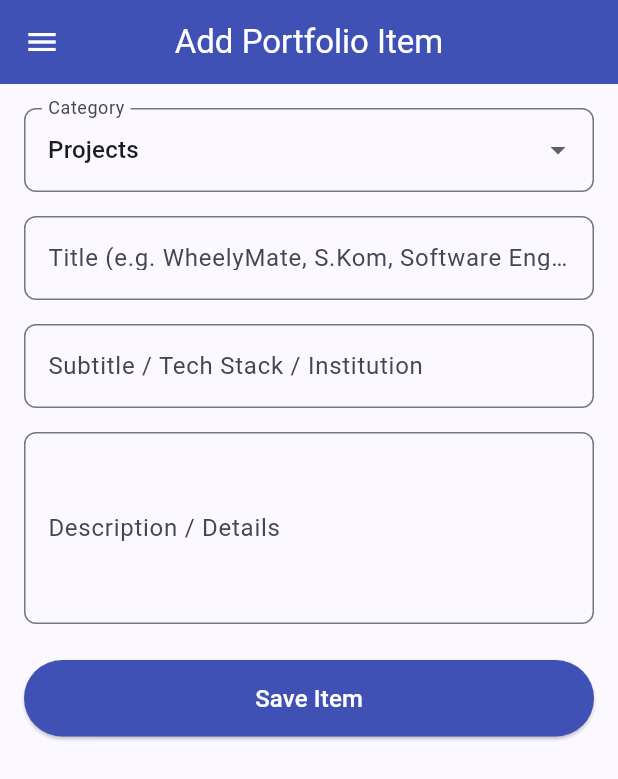
After one commit to celinenn/myportfolio-mobile, a Flutter app: the ItemFormPage screen opened directly, on a phone screen of 412 x 824 dp. The commit adds this screen. Shown: the top 779 px of the screen. Run offline on Flutter 3.47's test engine with Material 3 defaults, Android fonts, the phone set to English and light mode, and no system bars.

Commit message:
feat: implement item_form.dart for all sections

```diff
--- /dev/null
+++ b/lib/item_form.dart
@@ -0,0 +1,171 @@
+import 'package:flutter/material.dart';
+import 'package:myportfolio_mobile/widgets/left_drawer.dart';
+
+class ItemFormPage extends StatefulWidget {
+  const ItemFormPage({super.key});
+
+  @override
+  State<ItemFormPage> createState() => _ItemFormPageState();
+}
+
+class _ItemFormPageState extends State<ItemFormPage> {
+  final _formKey = GlobalKey<FormState>();
+
+  String _title = "";
+  String _category = "Projects"; // Default category selection
+  String _subtitleOrTech = "";
+  String _description = "";
+
+  // Categories corresponding to portfolio sections
+  final List<String> _categories = [
+    'Projects',
+    'Educations',
+    'Experiences',
+    'Skills',
+  ];
+
+  @override
+  Widget build(BuildContext context) {
+    return Scaffold(
+      appBar: AppBar(
+        title: const Text('Add Portfolio Item'),
+        centerTitle: true,
+        backgroundColor: Colors.indigo,
+        foregroundColor: Colors.white,
+      ),
+      drawer: const LeftDrawer(),
+      body: Padding(
+        padding: const EdgeInsets.all(16.0),
+        child: Form(
+          key: _formKey,
+          child: SingleChildScrollView(
+            child: Column(
+              crossAxisAlignment: CrossAxisAlignment.start,
+              children: [
+                // Category Dropdown
+                DropdownButtonFormField<String>(
+                  initialValue: _category,
+                  decoration: InputDecoration(
+                    labelText: 'Category',
+                    border: OutlineInputBorder(borderRadius: BorderRadius.circular(8)),
+                  ),
+                  items: _categories.map((String category) {
+                    return DropdownMenuItem(
+                      value: category,
+                      child: Text(category),
+                    );
+                  }).toList(),
+                  onChanged: (String? newValue) {
+                    setState(() {
+                      _category = newValue!;
+                    });
+                  },
+                ),
+                const SizedBox(height: 16),
+
+                // Title Field (e.g., Project Name, Degree, Role, Skill Name)
+                TextFormField(
+                  decoration: InputDecoration(
+                    labelText: 'Title (e.g. WheelyMate, S.Kom, Software Engineer)',
+                    border: OutlineInputBorder(borderRadius: BorderRadius.circular(8)),
+                  ),
+                  onChanged: (value) {
+                    setState(() {
+                      _title = value;
+                    });
+                  },
+                  validator: (value) {
+                    if (value == null || value.isEmpty) {
+                      return 'Title cannot be empty, frick!';
+                    }
+                    return null;
+                  },
+                ),
+                const SizedBox(height: 16),
+
+                // Subtitle / Tech Stack / Institution Field
+                TextFormField(
+                  decoration: InputDecoration(
+                    labelText: 'Subtitle / Tech Stack / Institution',
+                    border: OutlineInputBorder(borderRadius: BorderRadius.circular(8)),
+                  ),
+                  onChanged: (value) {
+                    setState(() {
+                      _subtitleOrTech = value;
+                    });
+                  },
+                  validator: (value) {
+                    if (value == null || value.isEmpty) {
+                      return 'Please fill out this field!';
+                    }
+                    return null;
+                  },
+                ),
+                const SizedBox(height: 16),
+
+                // Description Field
+                TextFormField(
+                  maxLines: 4,
+                  decoration: InputDecoration(
+                    labelText: 'Description / Details',
+                    border: OutlineInputBorder(borderRadius: BorderRadius.circular(8)),
+                  ),
+                  onChanged: (value) {
+                    setState(() {
+                      _description = value;
+                    });
+                  },
+                  validator: (value) {
+                    if (value == null || value.isEmpty) {
+                      return 'Description cannot be blank!';
+                    }
+                    return null;
+                  },
+                ),
+                const SizedBox(height: 24),
+
+                // Submit Button
+                SizedBox(
+                  width: double.infinity,
+                  child: ElevatedButton(
+                    style: ElevatedButton.styleFrom(
+                      backgroundColor: Colors.indigo,
+                      foregroundColor: Colors.white,
+                      padding: const EdgeInsets.symmetric(vertical: 14),
+                    ),
+                    onPressed: () {
+                      if (_formKey.currentState!.validate()) {
+                        showDialog(
+                          context: context,
+                          builder: (context) => AlertDialog(
+                            title: const Text('Success!'),
+                            content: Text(
+                              'Successfully added "$_title" to $_category!',
+                            ),
+                            actions: [
+                              TextButton(
+                                onPressed: () {
+                                  Navigator.pop(context);
+                                  _formKey.currentState!.reset();
+                                  setState(() {
+                                    _category = 'Projects'; // Reset default
+                                  });
+                                },
+                                child: const Text('OK'),
+                              ),
+                            ],
+                          ),
+                        );
+                      }
+                    },
+                    child: const Text('Save Item', style: TextStyle(fontSize: 16)),
+                  ),
+                ),
+              ],
+            ),
+          ),
+        ),
+      ),
+    );
+  }
+}
```
Also changed, not shown: lib/menu.dart (+25 -6 lines).
